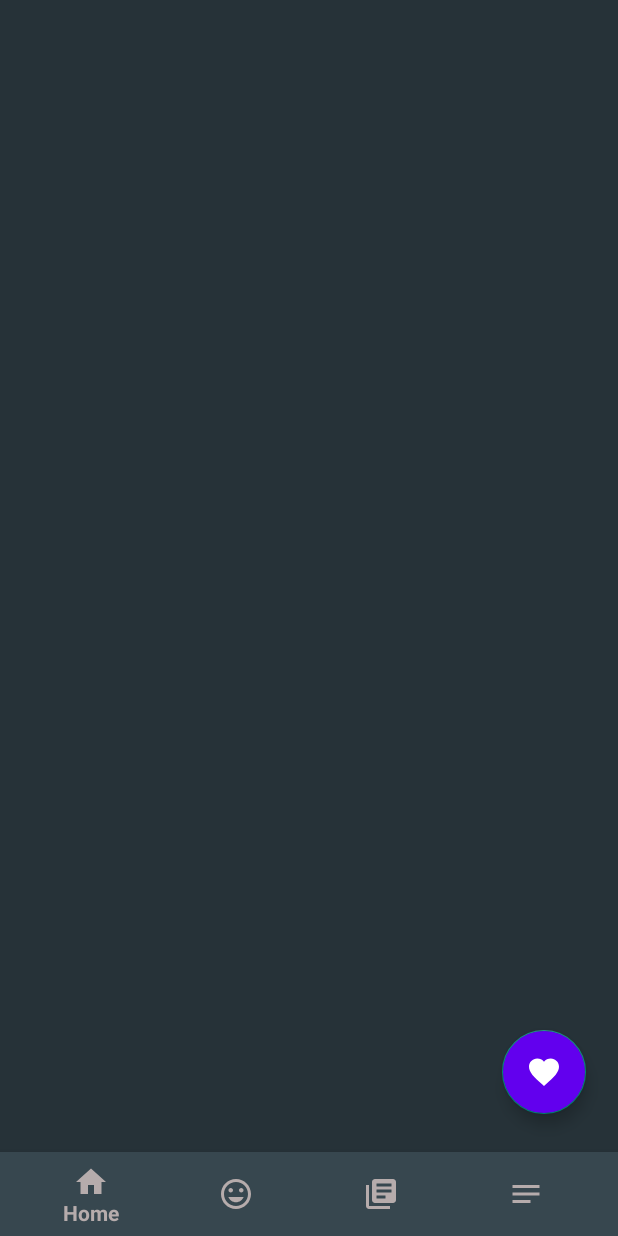
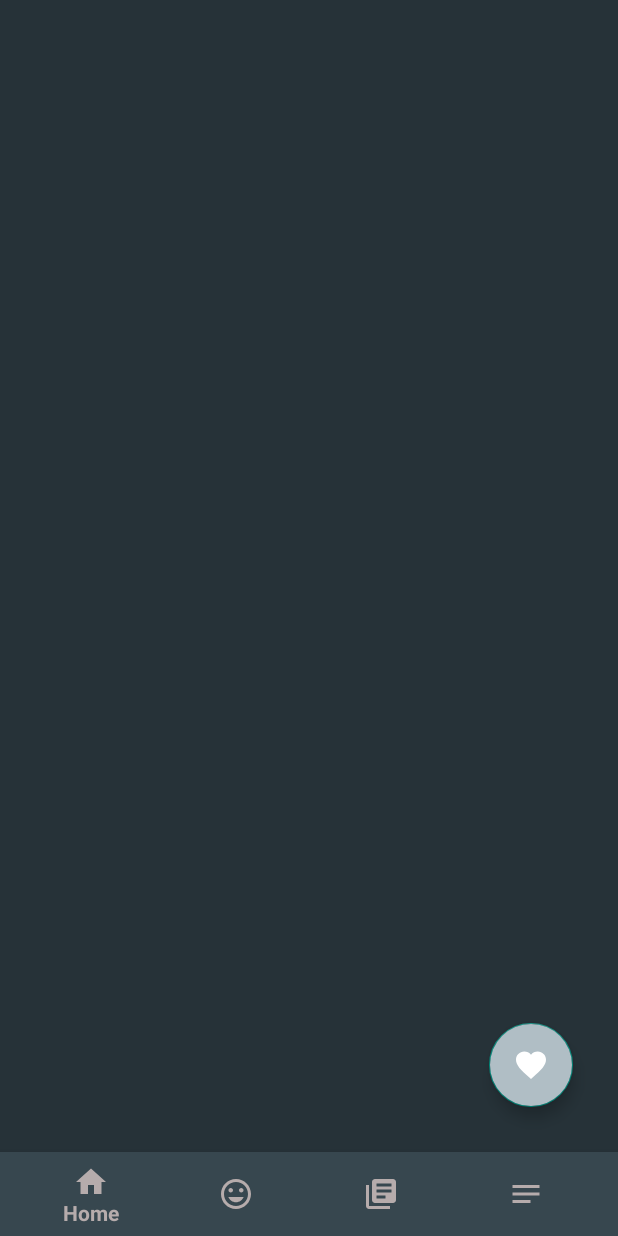
Before and after one commit to BigBrainBois/CSCI455_Student_Productivity_and_Reflection_App, an Android app: the fragment MoodFragment placed in its activity, on a phone screen of 412 x 824 dp. Run offline under Robolectric (Android 15) with nearby library versions, the phone set to English and light mode, and no system bars.

Commit message:
Fixed positioning and colors

```diff
--- a/app/src/main/java/com/example/csci_455_student_productivity_and_reflection_app/MoodTracker.java
+++ b/app/src/main/java/com/example/csci_455_student_productivity_and_reflection_app/MoodTracker.java
@@ -16,7 +16,7 @@ public class MoodTracker extends AppCompatActivity{
     FloatingActionButton mood, terrible, sad, okay, good, great;
     Animation fabOpen, fabClose, fabClockwise, fabCounterClockwise;
 
-    boolean isOpen = false;
+    boolean isOpen = true;
 
 
     @Override
@@ -41,8 +41,9 @@ public class MoodTracker extends AppCompatActivity{
         mood.setOnClickListener(new View.OnClickListener() {
             @Override
             public void onClick(View view) {
+                Toast.makeText(MoodTracker.this, "You clicked on terrible", Toast.LENGTH_SHORT).show();
 
-                if(isOpen) {
+                if(!isOpen) {
                     terrible.startAnimation(fabClose);
                     sad.startAnimation(fabClose);
                     okay.startAnimation(fabClose);
--- a/app/src/main/res/layout/activity_dashboard.xml
+++ b/app/src/main/res/layout/activity_dashboard.xml
@@ -11,7 +11,7 @@
         android:id="@+id/fragment_container"
         android:layout_width="match_parent"
         android:layout_height="match_parent"
-        android:layout_above="@+id/bottom_nav"/>
+        android:layout_above="@+id/bottom_nav" />
 
     <com.google.android.material.bottomnavigation.BottomNavigationView
         android:id="@+id/bottom_nav"
--- a/app/src/main/res/layout/fragment_mood.xml
+++ b/app/src/main/res/layout/fragment_mood.xml
@@ -11,9 +11,9 @@
         android:layout_height="wrap_content"
         android:layout_alignParentEnd="true"
         android:layout_alignParentBottom="true"
-        android:layout_marginEnd="21dp"
-        android:layout_marginBottom="25dp"
-        android:backgroundTint="@color/design_default_color_primary"
+        android:layout_marginEnd="30dp"
+        android:layout_marginBottom="30dp"
+        android:backgroundTint="@color/secondary"
         android:clickable="true"
         android:focusable="true"
         android:tint="@android:color/white"
@@ -24,12 +24,12 @@
         android:layout_width="wrap_content"
         android:layout_height="wrap_content"
         android:layout_above="@+id/mood_button"
-        android:layout_alignParentEnd="true"
-        android:layout_marginEnd="22dp"
+        android:layout_alignEnd="@+id/mood_button"
+        android:layout_marginEnd="1dp"
         android:layout_marginBottom="16dp"
+        android:backgroundTint="@color/tertiary"
         android:clickable="true"
         android:focusable="true"
-        android:backgroundTint="@color/design_default_color_primary"
         android:tint="@android:color/white"
         android:visibility="invisible"
         app:srcCompat="@drawable/ic_terrible_icon" />
@@ -39,12 +39,12 @@
         android:layout_width="wrap_content"
         android:layout_height="wrap_content"
         android:layout_above="@+id/terrible_button"
-        android:layout_alignParentEnd="true"
-        android:layout_marginEnd="22dp"
+        android:layout_alignEnd="@+id/terrible_button"
+        android:layout_marginEnd="0dp"
         android:layout_marginBottom="16dp"
+        android:backgroundTint="@color/tertiary"
         android:clickable="true"
         android:focusable="true"
-        android:backgroundTint="@color/design_default_color_primary"
         android:tint="@android:color/white"
         android:visibility="invisible"
         app:srcCompat="@drawable/ic_sad_icon" />
@@ -54,12 +54,12 @@
         android:layout_width="wrap_content"
         android:layout_height="wrap_content"
         android:layout_above="@+id/sad_button"
-        android:layout_alignParentEnd="true"
-        android:layout_marginEnd="22dp"
+        android:layout_alignEnd="@+id/sad_button"
+        android:layout_marginEnd="0dp"
         android:layout_marginBottom="16dp"
+        android:backgroundTint="@color/tertiary"
         android:clickable="true"
         android:focusable="true"
-        android:backgroundTint="@color/design_default_color_primary"
         android:tint="@android:color/white"
         android:visibility="invisible"
         app:srcCompat="@drawable/ic_okay_icon" />
@@ -69,12 +69,12 @@
         android:layout_width="wrap_content"
         android:layout_height="wrap_content"
         android:layout_above="@+id/okay_button"
-        android:layout_alignParentEnd="true"
-        android:layout_marginEnd="22dp"
+        android:layout_alignEnd="@+id/okay_button"
+        android:layout_marginEnd="0dp"
         android:layout_marginBottom="16dp"
+        android:backgroundTint="@color/tertiary"
         android:clickable="true"
         android:focusable="true"
-        android:backgroundTint="@color/design_default_color_primary"
         android:tint="@android:color/white"
         android:visibility="invisible"
         app:srcCompat="@drawable/ic_good_icon" />
@@ -84,12 +84,12 @@
         android:layout_width="wrap_content"
         android:layout_height="wrap_content"
         android:layout_above="@+id/good_button"
-        android:layout_alignParentEnd="true"
-        android:layout_marginEnd="22dp"
+        android:layout_alignEnd="@+id/good_button"
+        android:layout_marginEnd="0dp"
         android:layout_marginBottom="16dp"
+        android:backgroundTint="@color/tertiary"
         android:clickable="true"
         android:focusable="true"
-        android:backgroundTint="@color/design_default_color_primary"
         android:tint="@android:color/white"
         android:visibility="invisible"
         app:srcCompat="@drawable/ic_great_icon" />
```
